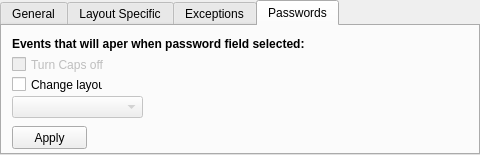
QYQYMBA/ChiyaProject, file src/Chiya/correctlayoutsettingswindow.ui: the form before one commit.
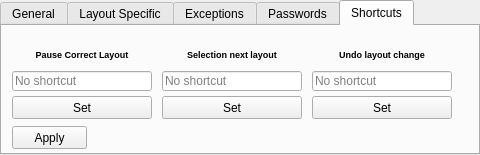
The form after the commit.

Commit message: Added shortcuts to basic functions fo CL

What changed in the file:
```diff
--- a/src/Chiya/correctlayoutsettingswindow.ui
+++ b/src/Chiya/correctlayoutsettingswindow.ui
@@ -23,7 +23,7 @@
     </rect>
    </property>
    <property name="currentIndex">
-    <number>3</number>
+    <number>4</number>
    </property>
    <widget class="QWidget" name="general">
     <attribute name="title">
@@ -354,6 +354,198 @@
      </property>
     </widget>
    </widget>
+   <widget class="QWidget" name="shortcuts">
+    <attribute name="title">
+     <string>Shortcuts</string>
+    </attribute>
+    <widget class="QLineEdit" name="sPauseLineEditCl">
+     <property name="geometry">
+      <rect>
+       <x>10</x>
+       <y>45</y>
+       <width>140</width>
+       <height>20</height>
+      </rect>
+     </property>
+     <property name="toolTip">
+      <string>Shortcut for skip/not skip this layout</string>
+     </property>
+     <property name="text">
+      <string/>
+     </property>
+     <property name="readOnly">
+      <bool>true</bool>
+     </property>
+     <property name="placeholderText">
+      <string>No shortcut</string>
+     </property>
+    </widget>
+    <widget class="QPushButton" name="sPauseButtonCl">
+     <property name="geometry">
+      <rect>
+       <x>10</x>
+       <y>70</y>
+       <width>140</width>
+       <height>23</height>
+      </rect>
+     </property>
+     <property name="text">
+      <string>Set</string>
+     </property>
+    </widget>
+    <widget class="QLabel" name="sPauseLabelCl">
+     <property name="geometry">
+      <rect>
+       <x>10</x>
+       <y>20</y>
+       <width>140</width>
+       <height>16</height>
+      </rect>
+     </property>
+     <property name="font">
+      <font>
+       <pointsize>7</pointsize>
+       <weight>75</weight>
+       <bold>true</bold>
+      </font>
+     </property>
+     <property name="text">
+      <string>Pause Correct Layout</string>
+     </property>
+     <property name="alignment">
+      <set>Qt::AlignCenter</set>
+     </property>
+    </widget>
+    <widget class="QLineEdit" name="sNextLineEditCl">
+     <property name="geometry">
+      <rect>
+       <x>160</x>
+       <y>45</y>
+       <width>140</width>
+       <height>20</height>
+      </rect>
+     </property>
+     <property name="toolTip">
+      <string>Shortcut for skip/not skip this layout</string>
+     </property>
+     <property name="text">
+      <string/>
+     </property>
+     <property name="readOnly">
+      <bool>true</bool>
+     </property>
+     <property name="placeholderText">
+      <string>No shortcut</string>
+     </property>
+    </widget>
+    <widget class="QPushButton" name="sNextButtonCl">
+     <property name="geometry">
+      <rect>
+       <x>160</x>
+       <y>70</y>
+       <width>140</width>
+       <height>23</height>
+      </rect>
+     </property>
+     <property name="text">
+      <string>Set</string>
+     </property>
+    </widget>
+    <widget class="QLabel" name="sNextLabelCl">
+     <property name="geometry">
+      <rect>
+       <x>160</x>
+       <y>20</y>
+       <width>140</width>
+       <height>16</height>
+      </rect>
+     </property>
+     <property name="font">
+      <font>
+       <pointsize>7</pointsize>
+       <weight>75</weight>
+       <bold>true</bold>
+      </font>
+     </property>
+     <property name="text">
+      <string>Selection next layout</string>
+     </property>
+     <property name="alignment">
+      <set>Qt::AlignCenter</set>
+     </property>
+    </widget>
+    <widget class="QLineEdit" name="sUndoLineEditCl">
+     <property name="geometry">
+      <rect>
+       <x>310</x>
+       <y>45</y>
+       <width>140</width>
+       <height>20</height>
+      </rect>
+     </property>
+     <property name="toolTip">
+      <string>Shortcut for skip/not skip this layout</string>
+     </property>
+     <property name="text">
+      <string/>
+     </property>
+     <property name="readOnly">
+      <bool>true</bool>
+     </property>
+     <property name="placeholderText">
+      <string>No shortcut</string>
+     </property>
+    </widget>
+    <widget class="QPushButton" name="sUndoButtonCl">
+     <property name="geometry">
+      <rect>
+       <x>310</x>
+       <y>70</y>
+       <width>140</width>
+       <height>23</height>
+      </rect>
+     </property>
+     <property name="text">
+      <string>Set</string>
+     </property>
+    </widget>
+    <widget class="QLabel" name="sUndoLabelCl">
+     <property name="geometry">
+      <rect>
+       <x>310</x>
+       <y>20</y>
+       <width>140</width>
+       <height>16</height>
+      </rect>
+     </property>
+     <property name="font">
+      <font>
+       <pointsize>7</pointsize>
+       <weight>75</weight>
+       <bold>true</bold>
+      </font>
+     </property>
+     <property name="text">
+      <string>Undo layout change</string>
+     </property>
+     <property name="alignment">
+      <set>Qt::AlignCenter</set>
+     </property>
+    </widget>
+    <widget class="QPushButton" name="sApplyButtonCl">
+     <property name="geometry">
+      <rect>
+       <x>10</x>
+       <y>100</y>
+       <width>75</width>
+       <height>23</height>
+      </rect>
+     </property>
+     <property name="text">
+      <string>Apply</string>
+     </property>
+    </widget>
+   </widget>
   </widget>
  </widget>
  <resources/>
```
Left out of the diff: 16 changed lines with no effect on the pictures. The commit also changes 14 other files.
